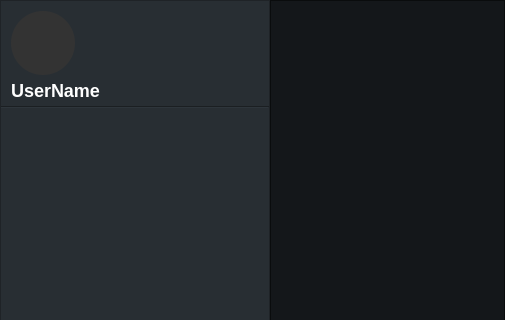
Above: src/gui/chat/widget/sideBarWidget.ui from GwinBest/onlineChat before the change; both pictures show x 0 to 505 and y 0 to 320 of the 505 by 590 pixel window. Below: the same form after it.
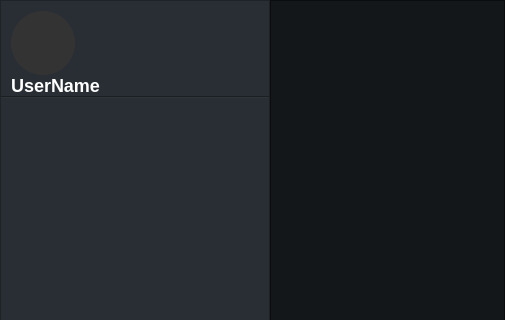
That is the form after the change. Icons and pictures are not drawn.

Commit message: removed side bar spacing

```diff
--- a/src/gui/chat/widget/sideBarWidget.ui
+++ b/src/gui/chat/widget/sideBarWidget.ui
@@ -69,7 +69,7 @@
      </property>
      <layout class="QVBoxLayout" name="verticalLayout">
       <property name="spacing">
-       <number>5</number>
+       <number>0</number>
       </property>
       <property name="leftMargin">
        <number>0</number>
```
